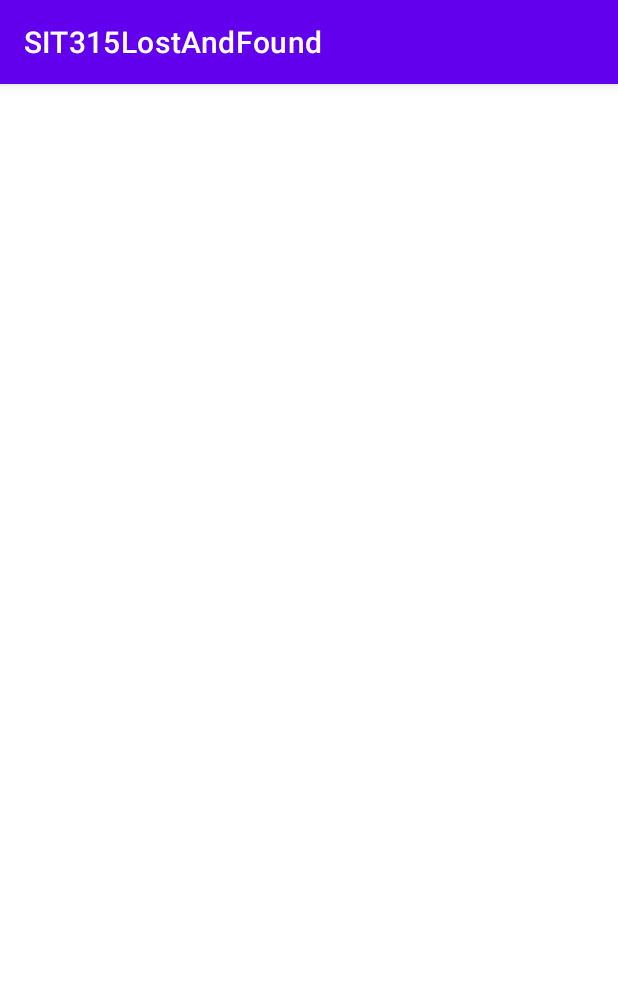
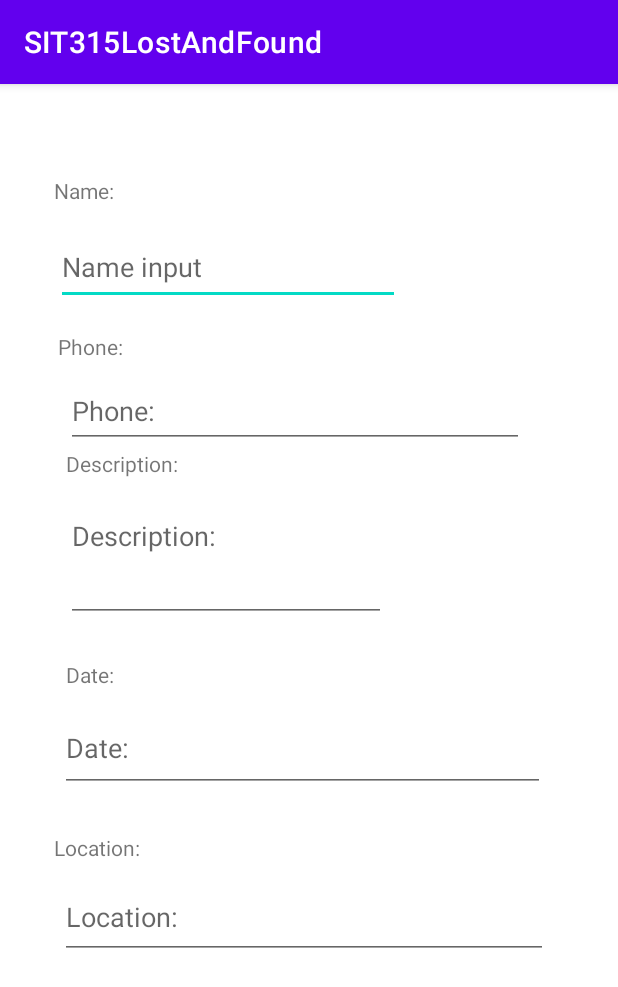
Before and after one commit to el-veee/SIT305LostAndFound, an Android app: the CreateLostAndFoundActivity screen opened directly, with no data from a screen before it, on a phone screen of 412 x 824 dp. Shown: the top 987 px of the screen. Run offline under Robolectric (Android 15) with nearby library versions, the phone set to English and light mode, and no system bars.

Commit message:
add layout for create lost and found activity

```diff
--- a/app/src/main/res/layout/activity_create_lost_and_found.xml
+++ b/app/src/main/res/layout/activity_create_lost_and_found.xml
@@ -6,4 +6,122 @@
     android:layout_height="match_parent"
     tools:context=".CreateLostAndFoundActivity">
 
+    <EditText
+        android:id="@+id/name_edit_text"
+        android:layout_width="229dp"
+        android:layout_height="50dp"
+        android:autofillHints="Name input"
+        android:ems="10"
+        android:hint="@string/name_input_autofill"
+        android:inputType="textPersonName"
+        app:layout_constraintBottom_toBottomOf="parent"
+        app:layout_constraintEnd_toEndOf="parent"
+        app:layout_constraintHorizontal_bias="0.205"
+        app:layout_constraintStart_toStartOf="parent"
+        app:layout_constraintTop_toTopOf="parent"
+        app:layout_constraintVertical_bias="0.136" />
+
+    <TextView
+        android:id="@+id/name_label"
+        android:layout_width="wrap_content"
+        android:layout_height="wrap_content"
+        android:text="@string/name_label"
+        app:layout_constraintBottom_toBottomOf="parent"
+        app:layout_constraintEnd_toEndOf="parent"
+        app:layout_constraintHorizontal_bias="0.097"
+        app:layout_constraintStart_toStartOf="parent"
+        app:layout_constraintTop_toTopOf="parent"
+        app:layout_constraintVertical_bias="0.082" />
+
+    <TextView
+        android:id="@+id/phone_label"
+        android:layout_width="wrap_content"
+        android:layout_height="wrap_content"
+        android:text="@string/phone_label"
+        app:layout_constraintBottom_toBottomOf="parent"
+        app:layout_constraintEnd_toEndOf="parent"
+        app:layout_constraintHorizontal_bias="0.105"
+        app:layout_constraintStart_toStartOf="parent"
+        app:layout_constraintTop_toTopOf="parent"
+        app:layout_constraintVertical_bias="0.221" />
+
+    <EditText
+        android:id="@+id/phone_edit_text"
+        android:layout_width="305dp"
+        android:layout_height="49dp"
+        android:layout_marginStart="44dp"
+        android:layout_marginTop="96dp"
+        android:ems="10"
+        android:hint="@string/phone_label"
+        android:inputType="phone"
+        app:layout_constraintStart_toStartOf="parent"
+        app:layout_constraintTop_toTopOf="@+id/name_edit_text" />
+
+    <TextView
+        android:id="@+id/description_label"
+        android:layout_width="wrap_content"
+        android:layout_height="wrap_content"
+        android:layout_marginStart="44dp"
+        android:layout_marginBottom="16dp"
+        android:text="@string/description_label"
+        app:layout_constraintBottom_toTopOf="@+id/description_edit_text"
+        app:layout_constraintStart_toStartOf="parent" />
+
+    <EditText
+        android:id="@+id/description_edit_text"
+        android:layout_width="213dp"
+        android:layout_height="80dp"
+        android:layout_marginStart="44dp"
+        android:layout_marginTop="36dp"
+        android:ems="10"
+        android:gravity="start|top"
+        android:hint="@string/description_label"
+        android:inputType="textMultiLine"
+        app:layout_constraintStart_toStartOf="parent"
+        app:layout_constraintTop_toBottomOf="@+id/phone_edit_text" />
+
+    <TextView
+        android:id="@+id/date_label"
+        android:layout_width="wrap_content"
+        android:layout_height="wrap_content"
+        android:layout_marginStart="44dp"
+        android:layout_marginTop="25dp"
+        android:text="@string/date_label"
+        app:layout_constraintStart_toStartOf="parent"
+        app:layout_constraintTop_toBottomOf="@+id/description_edit_text" />
+
+    <EditText
+        android:id="@+id/date_edit_text"
+        android:layout_width="323dp"
+        android:layout_height="58dp"
+        android:layout_marginStart="40dp"
+        android:layout_marginTop="55dp"
+        android:ems="10"
+        android:hint="@string/date_label"
+        android:inputType="date"
+        app:layout_constraintStart_toStartOf="parent"
+        app:layout_constraintTop_toBottomOf="@+id/description_edit_text" />
+
+    <TextView
+        android:id="@+id/location_label"
+        android:layout_width="wrap_content"
+        android:layout_height="wrap_content"
+        android:layout_marginStart="36dp"
+        android:layout_marginTop="27dp"
+        android:text="@string/location_label"
+        app:layout_constraintStart_toStartOf="parent"
+        app:layout_constraintTop_toBottomOf="@+id/date_edit_text" />
+
+    <EditText
+        android:id="@+id/location_edit_text"
+        android:layout_width="325dp"
+        android:layout_height="55dp"
+        android:layout_marginStart="40dp"
+        android:layout_marginTop="56dp"
+        android:ems="10"
+        android:hint="@string/location_label"
+        android:inputType="textPersonName"
+        app:layout_constraintStart_toStartOf="parent"
+        app:layout_constraintTop_toBottomOf="@+id/date_edit_text" />
+
 </androidx.constraintlayout.widget.ConstraintLayout>
--- a/app/src/main/res/values/strings.xml
+++ b/app/src/main/res/values/strings.xml
@@ -2,4 +2,16 @@
     <string name="app_name">SIT315LostAndFound</string>
     <string name="create_new_advert_button">Create a New Advert</string>
     <string name="show_all_button">Show all Lost &amp; Found Items</string>
+
+<!--    Create a new Advert Strings-->
+    <string name="post_type_label">Post type:</string>
+    <string name="lost_radio_label">Lost</string>
+    <string name="found_radio_label">Found</string>
+    <string name="name_label">Name:</string>
+    <string name="phone_label">Phone:</string>
+    <string name="description_label">Description:</string>
+    <string name="date_label">Date:</string>
+    <string name="location_label">Location:</string>
+    <string name="save_button">Save</string>
+    <string name="name_input_autofill">Name input</string>
 </resources>
```
